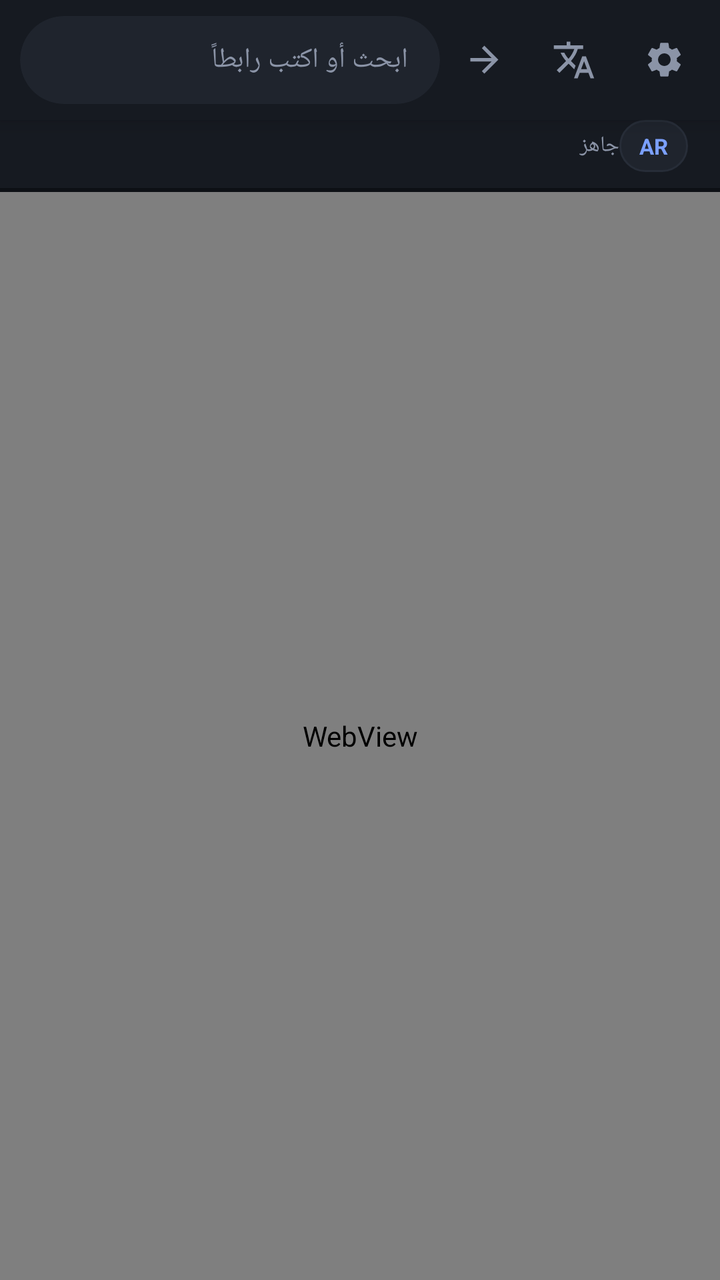
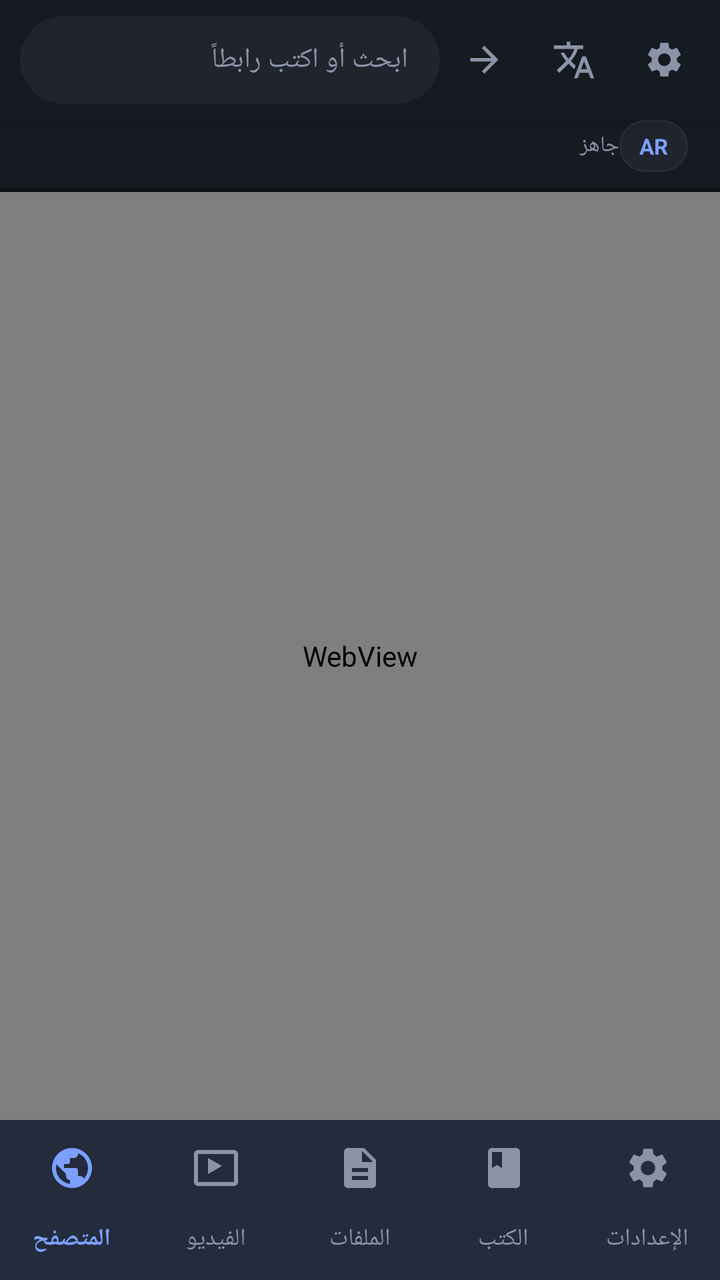

Screens rendered from an Android XML layout before and after an edit, with the pre-edit source and the edit as a unified diff.
<!-- AndroidManifest.xml: application theme AppTheme -->
<!-- res/layout/activity_main.xml -->
<?xml version="1.0" encoding="utf-8"?>
<LinearLayout xmlns:android="http://schemas.android.com/apk/res/android"
    xmlns:app="http://schemas.android.com/apk/res-auto"
    android:layout_width="match_parent"
    android:layout_height="match_parent"
    android:orientation="vertical"
    android:background="@color/bg"
    android:fitsSystemWindows="true">

    
    <LinearLayout
        android:layout_width="match_parent"
        android:layout_height="wrap_content"
        android:orientation="horizontal"
        android:gravity="center_vertical"
        android:background="@color/surface"
        android:paddingStart="10dp"
        android:paddingEnd="6dp"
        android:paddingTop="8dp"
        android:paddingBottom="8dp"
        android:elevation="6dp">

        <com.google.android.material.card.MaterialCardView
            android:layout_width="0dp"
            android:layout_height="44dp"
            android:layout_weight="1"
            app:cardCornerRadius="22dp"
            app:cardBackgroundColor="@color/surface2"
            app:cardElevation="0dp"
            app:strokeWidth="0dp">

            <EditText
                android:id="@+id/urlBar"
                android:layout_width="match_parent"
                android:layout_height="match_parent"
                android:background="@null"
                android:paddingStart="16dp"
                android:paddingEnd="16dp"
                android:hint="ابحث أو اكتب رابطاً"
                android:textColorHint="@color/muted"
                android:textColor="@color/on_surface"
                android:textSize="14sp"
                android:singleLine="true"
                android:imeOptions="actionGo"
                android:inputType="textUri"
                android:selectAllOnFocus="true"
                android:importantForAutofill="no" />
        </com.google.android.material.card.MaterialCardView>

        <com.google.android.material.button.MaterialButton
            android:id="@+id/btnGo"
            style="@style/Widget.Material3.Button.TextButton"
            android:layout_width="44dp"
            android:layout_height="44dp"
            android:minWidth="0dp"
            android:insetTop="0dp"
            android:insetBottom="0dp"
            app:icon="@drawable/ic_go"
            app:iconSize="21dp"
            app:iconPadding="0dp"
            app:iconGravity="textStart"
            app:iconTint="@color/muted" />

        <com.google.android.material.button.MaterialButton
            android:id="@+id/btnTr"
            style="@style/Widget.Material3.Button.TextButton"
            android:layout_width="46dp"
            android:layout_height="44dp"
            android:minWidth="0dp"
            android:insetTop="0dp"
            android:insetBottom="0dp"
            app:icon="@drawable/ic_translate"
            app:iconSize="22dp"
            app:iconPadding="0dp"
            app:iconGravity="textStart"
            app:iconTint="@color/muted" />

        <com.google.android.material.button.MaterialButton
            android:id="@+id/btnCfg"
            style="@style/Widget.Material3.Button.TextButton"
            android:layout_width="44dp"
            android:layout_height="44dp"
            android:minWidth="0dp"
            android:insetTop="0dp"
            android:insetBottom="0dp"
            app:icon="@drawable/ic_settings"
            app:iconSize="21dp"
            app:iconPadding="0dp"
            app:iconGravity="textStart"
            app:iconTint="@color/muted" />
    </LinearLayout>

    
    <LinearLayout
        android:id="@+id/statusBar"
        android:layout_width="match_parent"
        android:layout_height="wrap_content"
        android:orientation="horizontal"
        android:gravity="center_vertical"
        android:background="@color/surface"
        android:paddingStart="16dp"
        android:paddingEnd="16dp"
        android:paddingBottom="8dp">

        <TextView
            android:id="@+id/tvStatus"
            android:layout_width="0dp"
            android:layout_height="wrap_content"
            android:layout_weight="1"
            android:text="جاهز"
            android:textColor="@color/muted"
            android:textSize="11sp"
            android:singleLine="true"
            android:ellipsize="end" />

        <TextView
            android:id="@+id/tvChip"
            android:layout_width="wrap_content"
            android:layout_height="26dp"
            android:gravity="center"
            android:background="@drawable/bg_chip"
            android:paddingStart="10dp"
            android:paddingEnd="10dp"
            android:text="AR"
            android:textColor="@color/brand"
            android:textSize="11sp"
            android:textStyle="bold" />
    </LinearLayout>

    <ProgressBar
        android:id="@+id/progress"
        style="?android:attr/progressBarStyleHorizontal"
        android:layout_width="match_parent"
        android:layout_height="2dp"
        android:max="100"
        android:progress="0"
        android:progressTint="@color/brand"
        android:visibility="invisible" />

    <WebView
        android:id="@+id/web"
        android:layout_width="match_parent"
        android:layout_height="0dp"
        android:layout_weight="1" />

</LinearLayout>
<!-- resources referenced by this layout -->
<resources>
  <color name="bg">#0D1015</color>
  <color name="brand">#7BA0FF</color>
  <color name="muted">#8B94A7</color>
  <color name="on_surface">#E7EAF2</color>
  <color name="surface">#161A21</color>
  <color name="surface2">#1F242D</color>
  <!-- drawable bg_chip (drawable) -->
  <?xml version="1.0" encoding="utf-8"?>
  <shape xmlns:android="http://schemas.android.com/apk/res/android"
      android:shape="rectangle">
      <solid android:color="@color/surface2" />
      <corners android:radius="13dp" />
      <stroke android:width="1dp" android:color="@color/surface3" />
  </shape>
  <!-- drawable ic_go (drawable) -->
  <vector xmlns:android="http://schemas.android.com/apk/res/android"
      android:width="24dp" android:height="24dp"
      android:viewportWidth="24" android:viewportHeight="24"
      android:tint="#FFFFFF">
      <path android:fillColor="#FFFFFF"
          android:pathData="M12,4l-1.41,1.41L16.17,11H4v2h12.17l-5.58,5.59L12,20l8,-8z" />
  </vector>
  <!-- drawable ic_translate (drawable) -->
  <vector xmlns:android="http://schemas.android.com/apk/res/android"
      android:width="24dp" android:height="24dp"
      android:viewportWidth="24" android:viewportHeight="24"
      android:tint="#FFFFFF">
      <path android:fillColor="#FFFFFF"
          android:pathData="M12.87,15.07l-2.54,-2.51 0.03,-0.03c1.74,-1.94 2.98,-4.17 3.71,-6.53L17,6L17,4h-7L10,2L8,2v2L1,4v1.99h11.17C11.5,7.92 10.44,9.75 9,11.35 8.07,10.32 7.3,9.19 6.69,8h-2c0.73,1.63 1.73,3.17 2.98,4.56l-5.09,5.02L4,19l5,-5 3.11,3.11 0.76,-2.04zM18.5,10h-2L12,22h2l1.12,-3h4.75L21,22h2l-4.5,-12zM15.88,17l1.62,-4.33L19.12,17h-3.24z" />
  </vector>
  <style name="AppTheme" parent="Theme.Material3.Dark.NoActionBar">
          <item name="colorPrimary">@color/brand</item>
          <item name="colorOnPrimary">#0B1020</item>
          <item name="colorPrimaryContainer">@color/brand_dim</item>
          <item name="colorOnPrimaryContainer">@color/on_surface</item>
          <item name="colorSecondary">@color/ok</item>
          <item name="colorSurface">@color/surface</item>
          <item name="colorOnSurface">@color/on_surface</item>
          <item name="colorSurfaceVariant">@color/surface2</item>
          <item name="colorOnSurfaceVariant">@color/muted</item>
          <item name="colorOutline">@color/surface3</item>
          <item name="android:colorBackground">@color/bg</item>
          <item name="android:windowBackground">@color/bg</item>
          <item name="android:statusBarColor">@color/bg</item>
          <item name="android:navigationBarColor">@color/bg</item>
          <item name="android:textColorPrimary">@color/on_surface</item>
          <item name="android:textColorSecondary">@color/muted</item>
          <item name="materialAlertDialogTheme">@style/ImtDialog</item>
      </style>
  <color name="surface3">#272D38</color>
  <color name="brand_dim">#3A4A78</color>
  <color name="ok">#46D68C</color>
  <style name="ImtDialog" parent="ThemeOverlay.Material3.MaterialAlertDialog">
          <item name="colorSurface">@color/surface2</item>
          <item name="colorOnSurface">@color/on_surface</item>
      </style>
  <!-- unchanged entries left out for length: 1 -->
</resources>

<!-- the commit's change to res/layout/activity_main.xml (unified diff, before → after) -->
@@ -7,140 +7,231 @@
     android:background="@color/bg"
     android:fitsSystemWindows="true">
 
-    
-    <LinearLayout
+    <FrameLayout
+        android:id="@+id/screenHost"
+        android:layout_width="match_parent"
+        android:layout_height="0dp"
+        android:layout_weight="1">
+
+        
+        <LinearLayout
+            android:id="@+id/browserScreen"
+            android:layout_width="match_parent"
+            android:layout_height="match_parent"
+            android:orientation="vertical">
+
+            <LinearLayout
+                android:layout_width="match_parent"
+                android:layout_height="wrap_content"
+                android:orientation="horizontal"
+                android:gravity="center_vertical"
+                android:background="@color/surface"
+                android:paddingStart="10dp"
+                android:paddingEnd="6dp"
+                android:paddingTop="8dp"
+                android:paddingBottom="8dp"
+                android:elevation="6dp">
+
+                <com.google.android.material.card.MaterialCardView
+                    android:layout_width="0dp"
+                    android:layout_height="44dp"
+                    android:layout_weight="1"
+                    app:cardCornerRadius="22dp"
+                    app:cardBackgroundColor="@color/surface2"
+                    app:cardElevation="0dp"
+                    app:strokeWidth="0dp">
+
+                    <EditText
+                        android:id="@+id/urlBar"
+                        android:layout_width="match_parent"
+                        android:layout_height="match_parent"
+                        android:background="@null"
+                        android:paddingStart="16dp"
+                        android:paddingEnd="16dp"
+                        android:hint="ابحث أو اكتب رابطاً"
+                        android:textColorHint="@color/muted"
+                        android:textColor="@color/on_surface"
+                        android:textSize="14sp"
+                        android:singleLine="true"
+                        android:imeOptions="actionGo"
+                        android:inputType="textUri"
+                        android:selectAllOnFocus="true"
+                        android:importantForAutofill="no" />
+                </com.google.android.material.card.MaterialCardView>
+
+                <com.google.android.material.button.MaterialButton
+                    android:id="@+id/btnGo"
+                    style="@style/Widget.Material3.Button.TextButton"
+                    android:layout_width="44dp"
+                    android:layout_height="44dp"
+                    android:minWidth="0dp"
+                    android:insetTop="0dp"
+                    android:insetBottom="0dp"
+                    app:icon="@drawable/ic_go"
+                    app:iconSize="21dp"
+                    app:iconPadding="0dp"
+                    app:iconGravity="textStart"
+                    app:iconTint="@color/muted" />
+
+                <com.google.android.material.button.MaterialButton
+                    android:id="@+id/btnTr"
+                    style="@style/Widget.Material3.Button.TextButton"
+                    android:layout_width="46dp"
+                    android:layout_height="44dp"
+                    android:minWidth="0dp"
+                    android:insetTop="0dp"
+                    android:insetBottom="0dp"
+                    app:icon="@drawable/ic_translate"
+                    app:iconSize="22dp"
+                    app:iconPadding="0dp"
+                    app:iconGravity="textStart"
+                    app:iconTint="@color/muted" />
+
+                <com.google.android.material.button.MaterialButton
+                    android:id="@+id/btnMenu"
+                    style="@style/Widget.Material3.Button.TextButton"
+                    android:layout_width="44dp"
+                    android:layout_height="44dp"
+                    android:minWidth="0dp"
+                    android:insetTop="0dp"
+                    android:insetBottom="0dp"
+                    app:icon="@drawable/ic_settings"
+                    app:iconSize="21dp"
+                    app:iconPadding="0dp"
+                    app:iconGravity="textStart"
+                    app:iconTint="@color/muted" />
+            </LinearLayout>
+
+            <LinearLayout
+                android:layout_width="match_parent"
+                android:layout_height="wrap_content"
+                android:orientation="horizontal"
+                android:gravity="center_vertical"
+                android:background="@color/surface"
+                android:paddingStart="16dp"
+                android:paddingEnd="16dp"
+                android:paddingBottom="8dp">
+
+                <TextView
+                    android:id="@+id/tvStatus"
+                    android:layout_width="0dp"
+                    android:layout_height="wrap_content"
+                    android:layout_weight="1"
+                    android:text="جاهز"
+                    android:textColor="@color/muted"
+                    android:textSize="11sp"
+                    android:singleLine="true"
+                    android:ellipsize="end" />
+
+                <TextView
+                    android:id="@+id/tvChip"
+                    android:layout_width="wrap_content"
+                    android:layout_height="26dp"
+                    android:gravity="center"
+                    android:background="@drawable/bg_chip"
+                    android:paddingStart="10dp"
+                    android:paddingEnd="10dp"
+                    android:text="AR"
+                    android:textColor="@color/brand"
+                    android:textSize="11sp"
+                    android:textStyle="bold" />
+            </LinearLayout>
+
+            <ProgressBar
+                android:id="@+id/progress"
+                style="?android:attr/progressBarStyleHorizontal"
+                android:layout_width="match_parent"
+                android:layout_height="2dp"
+                android:max="100"
+                android:progress="0"
+                android:progressTint="@color/brand"
+                android:visibility="invisible" />
+
+            <WebView
+                android:id="@+id/web"
+                android:layout_width="match_parent"
+                android:layout_height="0dp"
+                android:layout_weight="1" />
+        </LinearLayout>
+
+        
+        <ScrollView
+            android:id="@+id/homeScreen"
+            android:layout_width="match_parent"
+            android:layout_height="match_parent"
+            android:background="@color/bg"
+            android:visibility="gone">
+
+            <LinearLayout
+                android:id="@+id/homeRoot"
+                android:layout_width="match_parent"
+                android:layout_height="wrap_content"
+                android:orientation="vertical"
+                android:paddingStart="16dp"
+                android:paddingEnd="16dp"
+                android:paddingTop="18dp"
+                android:paddingBottom="24dp" />
+        </ScrollView>
+
+        
+        <LinearLayout
+            android:id="@+id/soonScreen"
+            android:layout_width="match_parent"
+            android:layout_height="match_parent"
+            android:orientation="vertical"
+            android:gravity="center"
+            android:background="@color/bg"
+            android:padding="32dp"
+            android:visibility="gone">
+
+            <TextView
+                android:id="@+id/soonIcon"
+                android:layout_width="wrap_content"
+                android:layout_height="wrap_content"
+                android:text="🚧"
+                android:textSize="52sp" />
+
+            <TextView
+                android:id="@+id/soonTitle"
+                android:layout_width="wrap_content"
+                android:layout_height="wrap_content"
+                android:layout_marginTop="18dp"
+                android:text="قيد البناء"
+                android:textColor="@color/on_surface"
+                android:textSize="20sp"
+                android:textStyle="bold" />
+
+            <TextView
+                android:id="@+id/soonBody"
+                android:layout_width="match_parent"
+                android:layout_height="wrap_content"
+                android:layout_marginTop="10dp"
+                android:gravity="center"
+                android:lineSpacingExtra="4dp"
+                android:text=""
+                android:textColor="@color/muted"
+                android:textSize="13sp" />
+
+            <com.google.android.material.button.MaterialButton
+                android:id="@+id/soonAction"
+                android:layout_width="wrap_content"
+                android:layout_height="wrap_content"
+                android:layout_marginTop="22dp"
+                android:text="افتح في المتصفح"
+                android:textSize="13sp"
+                android:visibility="gone" />
+        </LinearLayout>
+    </FrameLayout>
+
+    <com.google.android.material.bottomnavigation.BottomNavigationView
+        android:id="@+id/bottomNav"
         android:layout_width="match_parent"
         android:layout_height="wrap_content"
-        android:orientation="horizontal"
-        android:gravity="center_vertical"
         android:background="@color/surface"
-        android:paddingStart="10dp"
-        android:paddingEnd="6dp"
-        android:paddingTop="8dp"
-        android:paddingBottom="8dp"
-        android:elevation="6dp">
-
-        <com.google.android.material.card.MaterialCardView
-            android:layout_width="0dp"
-            android:layout_height="44dp"
-            android:layout_weight="1"
-            app:cardCornerRadius="22dp"
-            app:cardBackgroundColor="@color/surface2"
-            app:cardElevation="0dp"
-            app:strokeWidth="0dp">
-
-            <EditText
-                android:id="@+id/urlBar"
-                android:layout_width="match_parent"
-                android:layout_height="match_parent"
-                android:background="@null"
-                android:paddingStart="16dp"
-                android:paddingEnd="16dp"
-                android:hint="ابحث أو اكتب رابطاً"
-                android:textColorHint="@color/muted"
-                android:textColor="@color/on_surface"
-                android:textSize="14sp"
-                android:singleLine="true"
-                android:imeOptions="actionGo"
-                android:inputType="textUri"
-                android:selectAllOnFocus="true"
-                android:importantForAutofill="no" />
-        </com.google.android.material.card.MaterialCardView>
-
-        <com.google.android.material.button.MaterialButton
-            android:id="@+id/btnGo"
-            style="@style/Widget.Material3.Button.TextButton"
-            android:layout_width="44dp"
-            android:layout_height="44dp"
-            android:minWidth="0dp"
-            android:insetTop="0dp"
-            android:insetBottom="0dp"
-            app:icon="@drawable/ic_go"
-            app:iconSize="21dp"
-            app:iconPadding="0dp"
-            app:iconGravity="textStart"
-            app:iconTint="@color/muted" />
-
-        <com.google.android.material.button.MaterialButton
-            android:id="@+id/btnTr"
-            style="@style/Widget.Material3.Button.TextButton"
-            android:layout_width="46dp"
-            android:layout_height="44dp"
-            android:minWidth="0dp"
-            android:insetTop="0dp"
-            android:insetBottom="0dp"
-            app:icon="@drawable/ic_translate"
-            app:iconSize="22dp"
-            app:iconPadding="0dp"
-            app:iconGravity="textStart"
-            app:iconTint="@color/muted" />
-
-        <com.google.android.material.button.MaterialButton
-            android:id="@+id/btnCfg"
-            style="@style/Widget.Material3.Button.TextButton"
-            android:layout_width="44dp"
-            android:layout_height="44dp"
-            android:minWidth="0dp"
-            android:insetTop="0dp"
-            android:insetBottom="0dp"
-            app:icon="@drawable/ic_settings"
-            app:iconSize="21dp"
-            app:iconPadding="0dp"
-            app:iconGravity="textStart"
-            app:iconTint="@color/muted" />
-    </LinearLayout>
-
-    
-    <LinearLayout
-        android:id="@+id/statusBar"
-        android:layout_width="match_parent"
-        android:layout_height="wrap_content"
-        android:orientation="horizontal"
-        android:gravity="center_vertical"
-        android:background="@color/surface"
-        android:paddingStart="16dp"
-        android:paddingEnd="16dp"
-        android:paddingBottom="8dp">
-
-        <TextView
-            android:id="@+id/tvStatus"
-            android:layout_width="0dp"
-            android:layout_height="wrap_content"
-            android:layout_weight="1"
-            android:text="جاهز"
-            android:textColor="@color/muted"
-            android:textSize="11sp"
-            android:singleLine="true"
-            android:ellipsize="end" />
-
-        <TextView
-            android:id="@+id/tvChip"
-            android:layout_width="wrap_content"
-            android:layout_height="26dp"
-            android:gravity="center"
-            android:background="@drawable/bg_chip"
-            android:paddingStart="10dp"
-            android:paddingEnd="10dp"
-            android:text="AR"
-            android:textColor="@color/brand"
-            android:textSize="11sp"
-            android:textStyle="bold" />
-    </LinearLayout>
-
-    <ProgressBar
-        android:id="@+id/progress"
-        style="?android:attr/progressBarStyleHorizontal"
-        android:layout_width="match_parent"
-        android:layout_height="2dp"
-        android:max="100"
-        android:progress="0"
-        android:progressTint="@color/brand"
-        android:visibility="invisible" />
-
-    <WebView
-        android:id="@+id/web"
-        android:layout_width="match_parent"
-        android:layout_height="0dp"
-        android:layout_weight="1" />
+        app:elevation="10dp"
+        app:labelVisibilityMode="labeled"
+        app:itemIconTint="@color/nav_item"
+        app:itemTextColor="@color/nav_item"
+        app:menu="@menu/bottom_nav" />
 
 </LinearLayout>
